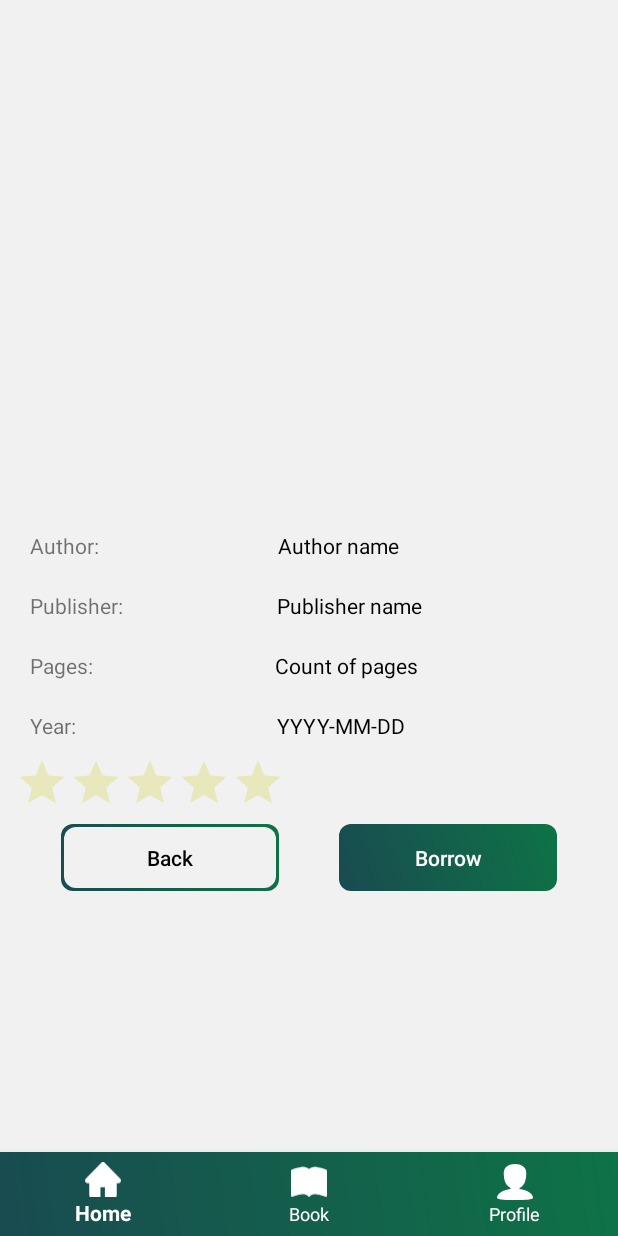
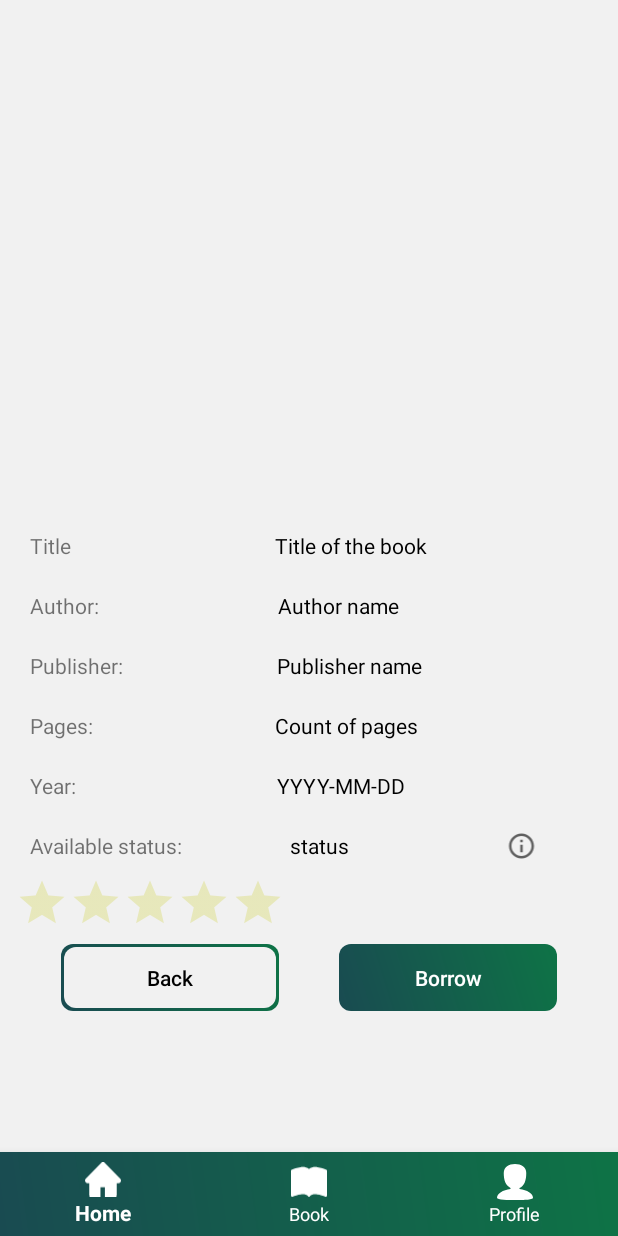
Before and after one commit to PUZKul/biblioteka_android, an Android app: the fragment BookViewFragment placed in its activity, on a phone screen of 412 x 824 dp. Run offline under Robolectric (Android 15) with nearby library versions, the phone set to English and light mode, and no system bars; our stand-ins replace Picasso; pictures from the network do not load; 1 statement that could not run was skipped.

Commit message:
tried to do the info point but something goes wrong, help

```diff
--- a/app/src/main/AndroidManifest.xml
+++ b/app/src/main/AndroidManifest.xml
@@ -1,7 +1,9 @@
 <?xml version="1.0" encoding="utf-8"?>
 <manifest xmlns:android="http://schemas.android.com/apk/res/android"
     package="kul.pl.biblioteka">
+
     <uses-permission android:name="android.permission.INTERNET" />
+
     <application
         android:allowBackup="true"
         android:icon="@drawable/logo_png"
@@ -9,7 +11,7 @@
         android:roundIcon="@mipmap/ic_launcher_round"
         android:supportsRtl="true"
         android:theme="@style/AppTheme">
-        <activity android:name=".ui.activity.login.LoginActivity"/>
+        <activity android:name=".ui.activity.login.LoginActivity" />
         <activity android:name=".ui.activity.register.RegisterActivity" />
         <activity android:name=".ui.activity.MainActivity">
             <intent-filter>
--- a/app/src/main/java/kul/pl/biblioteka/ui/fragments/bookView/BookViewFragment.java
+++ b/app/src/main/java/kul/pl/biblioteka/ui/fragments/bookView/BookViewFragment.java
@@ -1,14 +1,18 @@
 package kul.pl.biblioteka.ui.fragments.bookView;
 
-import android.animation.AnimatorInflater;
-import android.animation.AnimatorSet;
+
+import android.app.AlertDialog;
+import android.content.DialogInterface;
 import android.net.Uri;
 import android.os.Bundle;
 import android.view.LayoutInflater;
+import android.view.Menu;
+import android.view.MenuItem;
 import android.view.View;
 import android.view.ViewGroup;
 import android.widget.Button;
 import android.widget.ImageView;
+import android.widget.PopupMenu;
 import android.widget.ProgressBar;
 import android.widget.RatingBar;
 import android.widget.TextView;
@@ -18,20 +22,25 @@ import androidx.fragment.app.Fragment;
 import com.squareup.picasso.Picasso;
 
 
+import java.util.Objects;
+
 import kul.pl.biblioteka.R;
 import kul.pl.biblioteka.ui.fragments.home.HomeFragment;
 
 public class BookViewFragment extends Fragment implements BookViewFragmentContract.View {
 
     private ImageView imageView;
+    private TextView titleTextView;
     private TextView authorTextView;
     private TextView publisherTextView;
     private TextView pagesCountTextView;
     private TextView yearTextView;
+    private TextView availabilityStatus;
     private RatingBar ratingBar;
     private ProgressBar progressBar;
     private Button backBtn;
     private Button borrowBtn;
+    private ImageView infoBtn;
     private BookViewFragmentPresenter presenter;
 
     @Override
@@ -42,14 +51,36 @@ public class BookViewFragment extends Fragment implements BookViewFragmentContra
         // progressBar = view.findViewById(R.id.progressBar);
        presenter = new BookViewFragmentPresenter(this, this.getArguments().getInt("idBook"));
        setOnClickListeners();
-
         return view;
     }
 
+
+
     private void setOnClickListeners() {
+        infoBtn.setOnClickListener(infoOnClickListener);
         backBtn.setOnClickListener(backOnClickListener);
         borrowBtn.setOnClickListener(borrowOnClickListener);
     }
+
+    private final View.OnClickListener infoOnClickListener = new View.OnClickListener() {
+        @Override
+        public void onClick(View v) {
+            AlertDialog alertDialog = new AlertDialog.Builder(getActivity().getApplicationContext()).create();
+            alertDialog.setTitle("Information");
+            alertDialog.setMessage("Five books you can borrow and two books is available to reading in the library");
+            // Alert dialog button
+            alertDialog.setButton(AlertDialog.BUTTON_NEUTRAL, "OK",
+                    new DialogInterface.OnClickListener() {
+                        public void onClick(DialogInterface dialog, int which) {
+                            // Alert dialog action goes here
+                            // onClick button code here
+                            dialog.dismiss();// use dismiss to cancel alert dialog
+                        }
+                    });
+            alertDialog.show();
+        }
+    };
+
 
     private final View.OnClickListener backOnClickListener = new View.OnClickListener() {
         @Override
@@ -65,6 +96,8 @@ public class BookViewFragment extends Fragment implements BookViewFragmentContra
         }
     };
 
+
+
     private void openHomeFragment() {
         getActivity().getSupportFragmentManager().beginTransaction().
         replace(((ViewGroup) getView().getParent()).getId(),new HomeFragment())
@@ -74,13 +107,21 @@ public class BookViewFragment extends Fragment implements BookViewFragmentContra
 
     private void initComponents(View view) {
         imageView = view.findViewById(R.id.imageView);
+        titleTextView = view.findViewById(R.id.BookView_text_title);
         authorTextView = view.findViewById(R.id.BookView_text_Author);
         publisherTextView = view.findViewById(R.id.BookView_text_Publisher);
         pagesCountTextView = view.findViewById(R.id.BookView_text_pages);
         yearTextView = view.findViewById(R.id.BookView_text_year);
+        availabilityStatus = view.findViewById(R.id.BookView_text_available);
         ratingBar = view.findViewById(R.id.ratingBar);
+        infoBtn = view.findViewById(R.id.BookView_image_info);
         backBtn = view.findViewById(R.id.BookView_button_back);
         borrowBtn=view.findViewById(R.id.BookView_button_borrow);
+    }
+
+    @Override
+    public void setTitle(String title) {
+        titleTextView.setText(title);
     }
 
     @Override
@@ -108,6 +149,10 @@ public class BookViewFragment extends Fragment implements BookViewFragmentContra
         yearTextView.setText(date);
     }
 
+    @Override
+    public void setAvailabilyty(String status) {
+        availabilityStatus.setText(status);
+    }
 
     @Override
     public void setStars(double number) {
--- a/app/src/main/java/kul/pl/biblioteka/ui/fragments/bookView/BookViewFragmentContract.java
+++ b/app/src/main/java/kul/pl/biblioteka/ui/fragments/bookView/BookViewFragmentContract.java
@@ -4,6 +4,9 @@ import android.net.Uri;
 
 public interface BookViewFragmentContract {
     interface View {
+
+        void setTitle(String title);
+
         void setAuthor(String author);
 
         void setPublisher(String publisher);
@@ -13,6 +16,8 @@ public interface BookViewFragmentContract {
         void setImage(Uri uriImage);
 
         void setDate(String date);
+
+        void setAvailabilyty(String status);
 
         void setStars(double number);
 
--- /dev/null
+++ b/app/src/main/res/drawable/info_icon.xml
@@ -0,0 +1,10 @@
+<vector xmlns:android="http://schemas.android.com/apk/res/android"
+    android:width="24dp"
+    android:height="24dp"
+    android:viewportWidth="24"
+    android:viewportHeight="24"
+    android:tint="?attr/colorControlNormal">
+  <path
+      android:fillColor="@android:color/white"
+      android:pathData="M11,7h2v2h-2zM11,11h2v6h-2zM12,2C6.48,2 2,6.48 2,12s4.48,10 10,10 10,-4.48 10,-10S17.52,2 12,2zM12,20c-4.41,0 -8,-3.59 -8,-8s3.59,-8 8,-8 8,3.59 8,8 -3.59,8 -8,8z"/>
+</vector>
--- a/app/src/main/res/layout/fragment_book_view.xml
+++ b/app/src/main/res/layout/fragment_book_view.xml
@@ -20,7 +20,38 @@
 
         tools:ignore="ContentDescription" />
 
-    <LinearLayout
+        <LinearLayout
+            android:layout_width="match_parent"
+            android:layout_height="40dp"
+            android:orientation="horizontal">
+
+            <TextView
+                android:id="@+id/BookView_text_textTitle"
+                android:layout_width="16dp"
+                android:layout_height="wrap_content"
+                android:layout_marginLeft="20dp"
+                android:layout_marginTop="20dp"
+                android:layout_marginRight="20dp"
+                android:layout_weight="0.5"
+                android:text="@string/title"
+                android:textAlignment="textStart" />
+
+            <TextView
+                android:id="@+id/BookView_text_title"
+                android:layout_width="wrap_content"
+                android:layout_height="wrap_content"
+                android:layout_marginLeft="20dp"
+                android:layout_marginTop="20dp"
+                android:layout_marginRight="20dp"
+                android:layout_weight="0.5"
+                android:text="@string/title_of_the_book"
+                android:textAlignment="textStart"
+                android:textColor="@color/colorPrimaryDark" />
+
+        </LinearLayout>
+
+
+        <LinearLayout
         android:layout_width="match_parent"
         android:layout_height="40dp"
         android:orientation="horizontal">
@@ -136,7 +167,46 @@
             android:textAlignment="textStart"
             android:textColor="@color/colorPrimaryDark" />
     </LinearLayout>
+        <LinearLayout
+            android:layout_width="match_parent"
+            android:layout_height="40dp"
+            android:orientation="horizontal">
 
+            <TextView
+                android:id="@+id/BookView_text_textAvailable"
+                android:layout_width="128dp"
+                android:layout_height="wrap_content"
+                android:layout_marginLeft="20dp"
+                android:layout_marginTop="20dp"
+                android:layout_marginRight="20dp"
+                android:layout_weight="0.4"
+                android:text="@string/available"
+                android:textAlignment="textStart" />
+
+            <TextView
+                android:id="@+id/BookView_text_available"
+                android:layout_width="110dp"
+                android:layout_height="wrap_content"
+                android:layout_marginLeft="20dp"
+                android:layout_marginTop="20dp"
+                android:layout_marginRight="20dp"
+                android:layout_weight="0.3"
+                android:text="@string/status"
+                android:textAlignment="textStart"
+                android:textColor="@color/colorPrimaryDark" />
+
+            <ImageView
+                android:id="@+id/BookView_image_info"
+                android:layout_width="wrap_content"
+                android:layout_height="match_parent"
+                android:layout_marginStart="5dp"
+                android:layout_marginTop="20dp"
+                android:layout_marginEnd="50dp"
+                android:layout_weight="0.3"
+                android:clickable="true"
+                android:focusable="true"
+                android:src="@drawable/info_icon" />
+        </LinearLayout>
 
     <RatingBar
         android:id="@+id/ratingBar"
--- a/app/src/main/res/values/strings.xml
+++ b/app/src/main/res/values/strings.xml
@@ -43,7 +43,7 @@
     <string name="count_of_pages">Count of pages</string>
     <string name="year">Year:</string>
     <string name="yyyy_mm_dd">YYYY-MM-DD</string>
-    <string name="available">Available:</string>
+    <string name="available">Available status:</string>
     <string name="count_of_available_copies">Count of available copies</string>
     <string name="back">Back</string>
     <string name="borrow">Borrow</string>
@@ -55,5 +55,7 @@
     <string name="go_to_the_library">Go to the Library</string>
     <string name="welcome_in_library">Welcome in Library</string>
     <string name="idBook">idBook</string>
+    <string name="status">status</string>
+    <string name="title_of_the_book">Title of the book</string>
 
 </resources>
```
